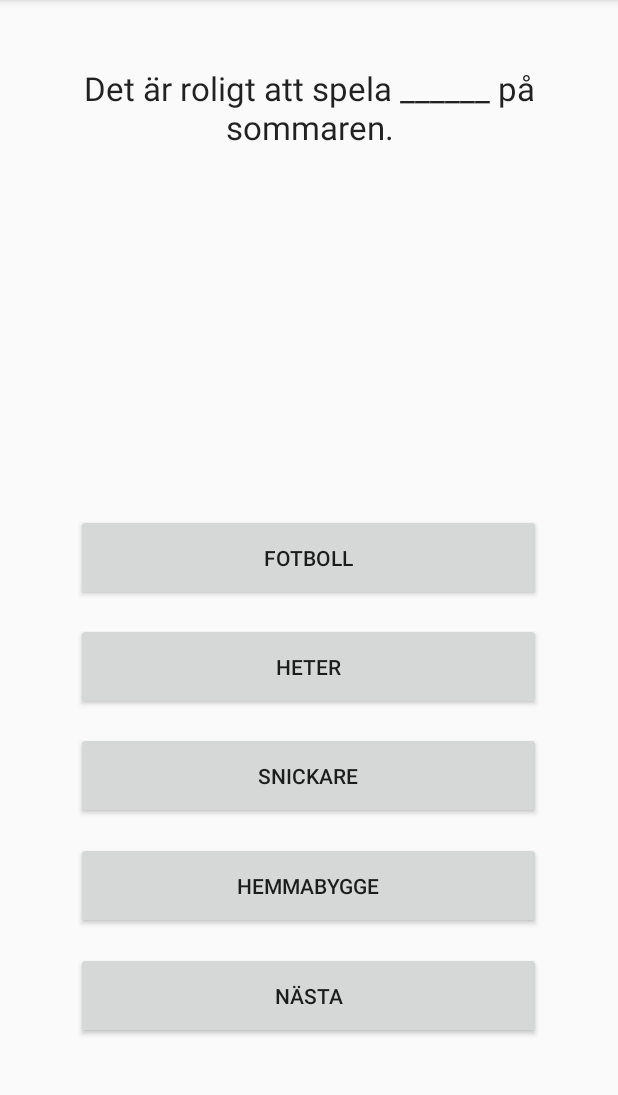
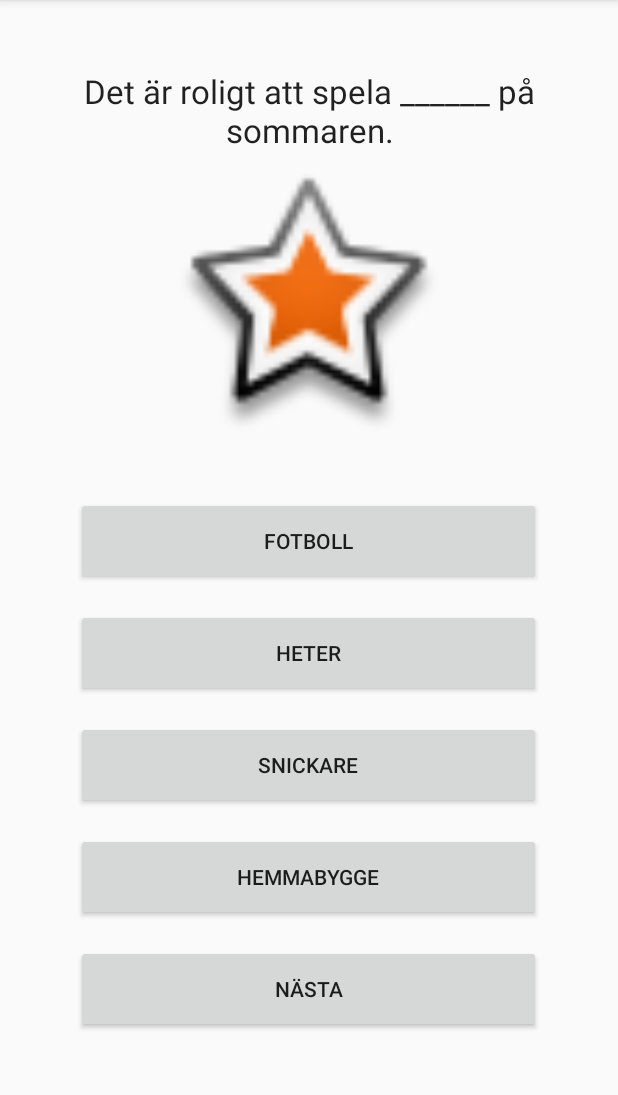
Before and after one commit to hardvaluta/android, an Android app: the screen it shows after launch (MenuActivity), on a phone screen of 412 x 824 dp, the part 84-1179 px from its top. Run offline under Robolectric (Android 15) with nearby library versions, the phone set to English and light mode, and no system bars; our stand-ins replace Volley; network calls fail.

Commit message:
Template-bild

```diff
--- a/android1337/app/src/main/java/com/android1337/MenuActivity.java
+++ b/android1337/app/src/main/java/com/android1337/MenuActivity.java
@@ -6,6 +6,7 @@ import android.support.v7.app.AppCompatActivity;
 import android.os.Bundle;
 import android.view.View;
 import android.widget.Button;
+import android.widget.ImageView;
 import android.widget.TextView;
 
 import com.android1337.Sentence;
@@ -39,6 +40,7 @@ public class MenuActivity extends AppCompatActivity implements TextToSpeech.OnIn
     private Button wordButton3;
     private Button wordButton4;
     private Button nextSentenceButton;
+    private ImageView qImage;
     private int currentSentenceIdx = 0;
     private Integer[] wordButtonIdArray = new Integer[]{R.id.wordButton1, R.id.wordButton2, R.id.wordButton3, R.id.wordButton4};
 
@@ -54,6 +56,7 @@ public class MenuActivity extends AppCompatActivity implements TextToSpeech.OnIn
         wordButton3 = ((Button)findViewById(R.id.wordButton3));
         wordButton4 = ((Button)findViewById(R.id.wordButton4));
         nextSentenceButton = ((Button)findViewById(R.id.nextSentenceButton));
+        qImage = (ImageView)findViewById(R.id.questionImage);
 
         Client client = Client.getInstance(this.getApplicationContext());
 
@@ -67,6 +70,13 @@ public class MenuActivity extends AppCompatActivity implements TextToSpeech.OnIn
                 wordButton3.setText(q.getC());
                 wordButton4.setText(q.getD());
                 textView.setText(q.getText());
+                /*
+                client.requestData(Client.IMAGE, q.getImageId(), new VolleyCallback<Bitmap>(){
+                    public void onSuccessResponse(Bitmap bitmap){
+                        qImage.setImageBitmap(bitmap);
+                    }
+                })
+                 */
             }
         });
 
--- a/android1337/app/src/main/res/layout/activity_menu.xml
+++ b/android1337/app/src/main/res/layout/activity_menu.xml
@@ -34,11 +34,12 @@
             android:gravity="center_vertical|center_horizontal" />
 
         <ImageView
-            android:layout_width="180dp"
-            android:layout_height="180dp"
+            android:layout_width="288dp"
+            android:layout_height="162dp"
             android:id="@+id/questionImage"
             android:layout_gravity="center_horizontal"
-            android:layout_weight="0.06" />
+            android:layout_weight="0.06"
+            android:src="@android:drawable/star_big_on" />
 
         <Space
             android:layout_width="match_parent"
```
